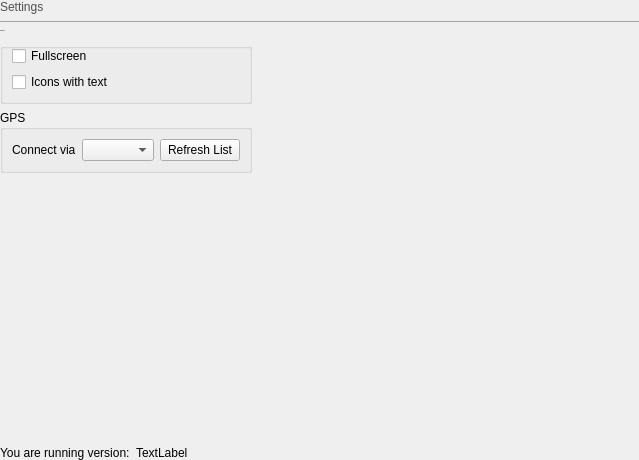
Above: src/roam/ui_settings.ui from roam-qgis/Roam before the change. Below: the same form after it.
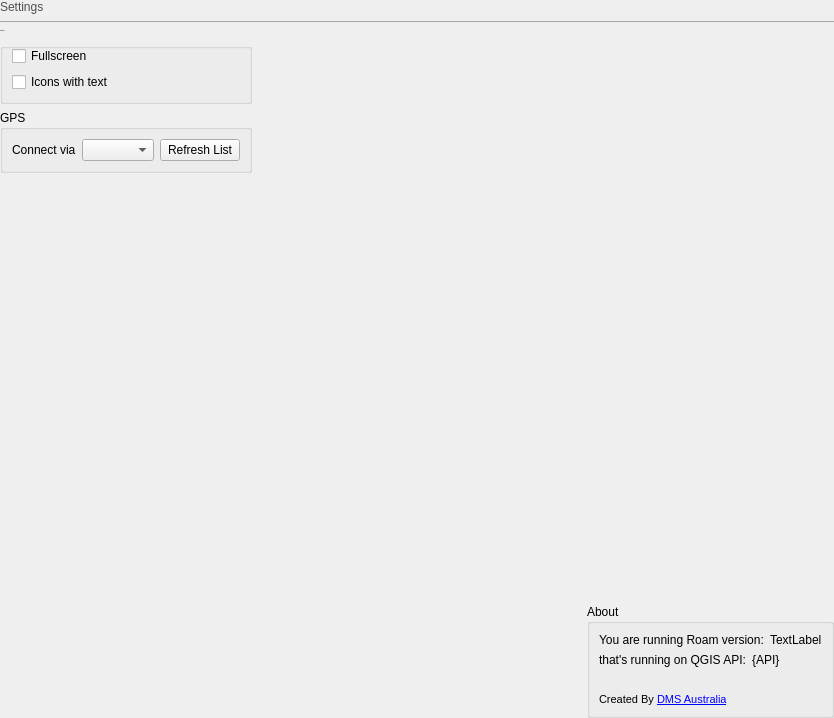
That is the form after the change. Icons and pictures are not drawn.

Commit message: Add DMS logo on settings screen; Check when running from __file__

Diff of the .ui file:
```diff
--- a/src/roam/ui_settings.ui
+++ b/src/roam/ui_settings.ui
@@ -6,8 +6,8 @@
    <rect>
     <x>0</x>
     <y>0</y>
-    <width>639</width>
-    <height>460</height>
+    <width>834</width>
+    <height>718</height>
    </rect>
   </property>
   <property name="windowTitle">
@@ -107,7 +107,7 @@
      </layout>
     </widget>
    </item>
-   <item row="4" column="0">
+   <item row="4" column="0" rowspan="2">
     <spacer name="verticalSpacer">
      <property name="orientation">
       <enum>Qt::Vertical</enum>
@@ -120,19 +120,6 @@
      </property>
     </spacer>
    </item>
-   <item row="2" column="2" rowspan="2">
-    <spacer name="horizontalSpacer">
-     <property name="orientation">
-      <enum>Qt::Horizontal</enum>
-     </property>
-     <property name="sizeHint" stdset="0">
-      <size>
-       <width>40</width>
-       <height>20</height>
-      </size>
-     </property>
-    </spacer>
-   </item>
    <item row="1" column="0" colspan="3">
     <widget class="Line" name="line">
      <property name="styleSheet">
@@ -149,7 +136,76 @@
      </property>
     </widget>
    </item>
-   <item row="5" column="0" colspan="3">
+   <item row="5" column="2">
+    <widget class="QGroupBox" name="groupBox_3">
+     <property name="title">
+      <string>About</string>
+     </property>
+     <property name="flat">
+      <bool>true</bool>
+     </property>
+     <layout class="QGridLayout" name="gridLayout_4">
+      <item row="3" column="0">
+       <widget class="QLabel" name="label">
+        <property name="sizePolicy">
+         <sizepolicy hsizetype="Preferred" vsizetype="Preferred">
+          <horstretch>0</horstretch>
+          <verstretch>0</verstretch>
+         </sizepolicy>
+        </property>
+        <property name="maximumSize">
+         <size>
+          <width>270</width>
+          <height>250</height>
+         </size>
+        </property>
+        <property name="text">
+         <string/>
+        </property>
+        <property name="pixmap">
+         <pixmap resource="resources.qrc">:/branding/dms</pixmap>
+        </property>
+        <property name="scaledContents">
+         <bool>true</bool>
+        </property>
+       </widget>
+      </item>
+      <item row="4" column="0">
+       <widget class="QLabel" name="label_3">
+        <property name="text">
+         <string>&lt;!DOCTYPE HTML PUBLIC &quot;-//W3C//DTD HTML 4.0//EN&quot; &quot;http://www.w3.org/TR/REC-html40/strict.dtd&quot;&gt;
+&lt;html&gt;&lt;head&gt;&lt;meta name=&quot;qrichtext&quot; content=&quot;1&quot; /&gt;&lt;style type=&quot;text/css&quot;&gt;
+p, li { white-space: pre-wrap; }
+&lt;/style&gt;&lt;/head&gt;&lt;body style=&quot; font-family:'MS Shell Dlg 2'; font-size:8.25pt; font-weight:400; font-style:normal;&quot;&gt;
+&lt;p style=&quot; margin-top:0px; margin-bottom:0px; margin-left:0px; margin-right:0px; -qt-block-indent:0; text-indent:0px;&quot;&gt;&lt;span style=&quot; font-size:8pt;&quot;&gt;Created By &lt;/span&gt;&lt;a href=&quot;mapsolutions.com.au&quot;&gt;&lt;span style=&quot; font-size:8pt; text-decoration: underline; color:#0000ff;&quot;&gt;DMS Australia&lt;/span&gt;&lt;/a&gt;&lt;/p&gt;&lt;/body&gt;&lt;/html&gt;</string>
+        </property>
+        <property name="openExternalLinks">
+         <bool>true</bool>
+        </property>
+        <property name="textInteractionFlags">
+         <set>Qt::LinksAccessibleByKeyboard|Qt::LinksAccessibleByMouse</set>
+        </property>
+       </widget>
+      </item>
+      <item row="1" column="0">
+       <layout class="QHBoxLayout" name="horizontalLayout_3">
+        <item>
+         <widget class="QLabel" name="label_5">
+          <property name="text">
+           <string>that's running on QGIS API:</string>
+          </property>
+         </widget>
+        </item>
+        <item>
+         <widget class="QLabel" name="qgisapiLabel">
+          <property name="text">
+           <string>{API}</string>
+          </property>
+         </widget>
+        </item>
+       </layout>
+      </item>
+      <item row="0" column="0">
     <layout class="QHBoxLayout" name="horizontalLayout">
      <item>
       <widget class="QLabel" name="versionLabel1">
@@ -160,7 +216,7 @@
         </sizepolicy>
        </property>
        <property name="text">
-        <string>You are running version:</string>
+           <string>You are running Roam version:</string>
        </property>
        <property name="scaledContents">
         <bool>false</bool>
@@ -184,6 +240,37 @@
    </item>
   </layout>
  </widget>
- <resources/>
+   </item>
+   <item row="4" column="1">
+    <spacer name="horizontalSpacer">
+     <property name="orientation">
+      <enum>Qt::Horizontal</enum>
+     </property>
+     <property name="sizeHint" stdset="0">
+      <size>
+       <width>40</width>
+       <height>20</height>
+      </size>
+     </property>
+    </spacer>
+   </item>
+   <item row="4" column="2">
+    <spacer name="verticalSpacer_2">
+     <property name="orientation">
+      <enum>Qt::Vertical</enum>
+     </property>
+     <property name="sizeHint" stdset="0">
+      <size>
+       <width>20</width>
+       <height>40</height>
+      </size>
+     </property>
+    </spacer>
+   </item>
+  </layout>
+ </widget>
+ <resources>
+  <include location="resources.qrc"/>
+ </resources>
  <connections/>
 </ui>
```
Left out of the diff: 10 changed lines with no effect on the pictures. Lines whose indentation alone changed are shown as unchanged. The commit also changes 5 other files.
